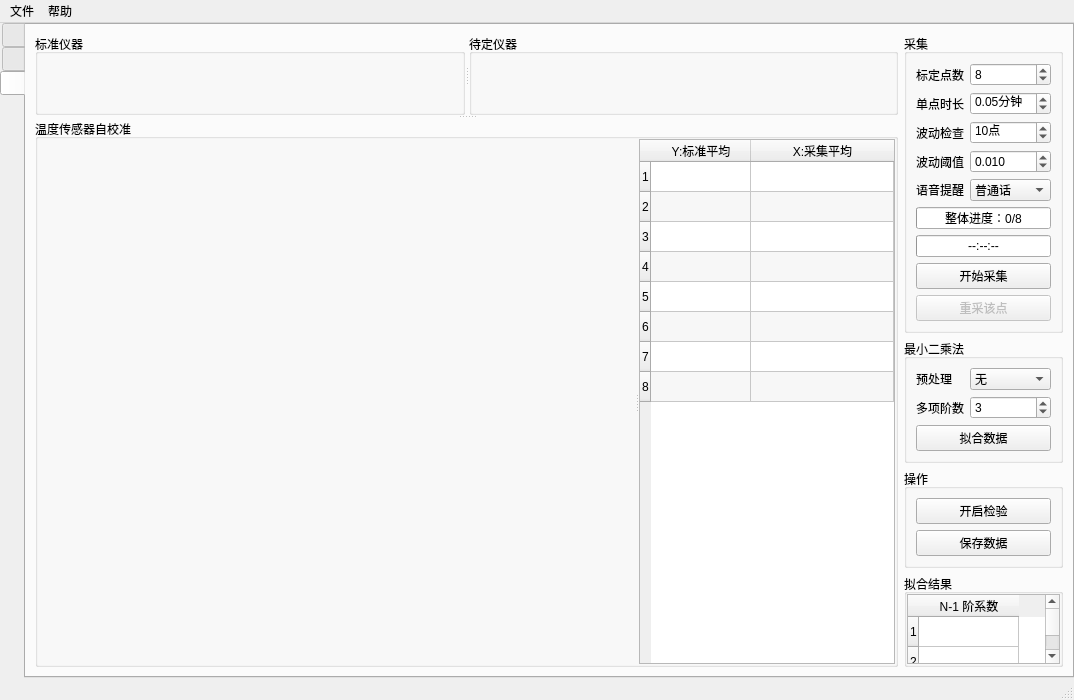
Above: mainwindow.ui from m-RNA/TemperatureSelfCorrectionBasedOnQtSerial before the change. Below: the same form after it.
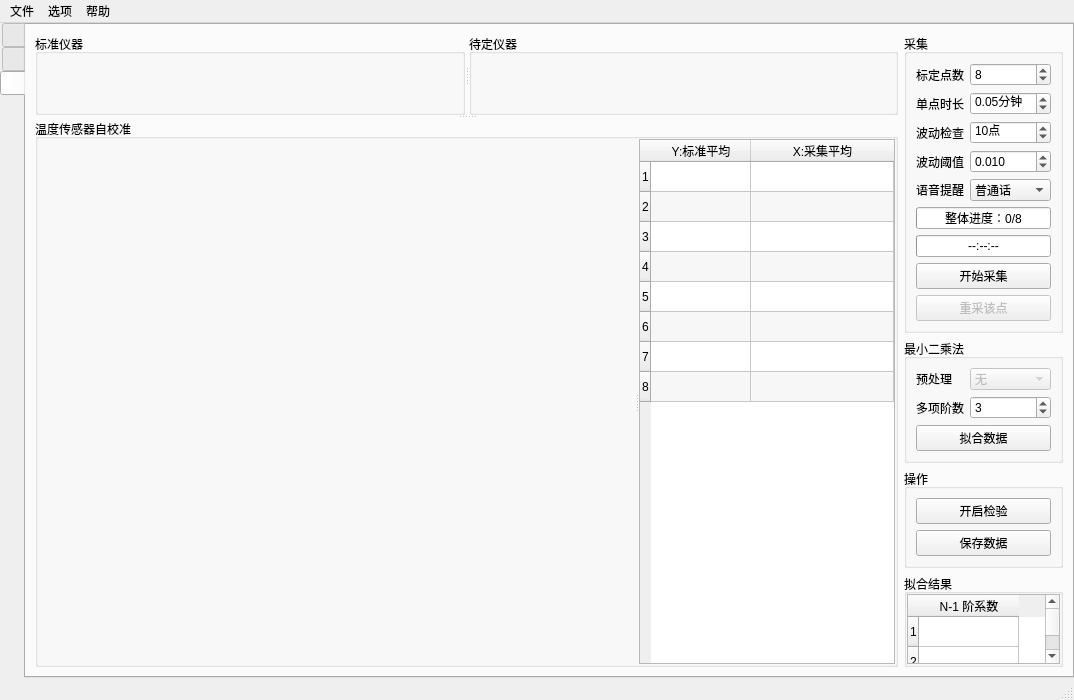
That is the form after the change. The open tabs and pages were chosen to show the change. Icons and pictures are not drawn. Custom widgets are drawn as their Qt base class.

What changed in the file:
```diff
--- a/mainwindow.ui
+++ b/mainwindow.ui
@@ -971,6 +971,9 @@
               </item>
               <item row="2" column="1">
                <widget class="QComboBox" name="comboBox_14">
+                <property name="enabled">
+                 <bool>false</bool>
+                </property>
                 <property name="sizePolicy">
                  <sizepolicy hsizetype="Preferred" vsizetype="Fixed">
                   <horstretch>0</horstretch>
@@ -1221,7 +1224,14 @@
     <addaction name="separator"/>
     <addaction name="actionQuit"/>
    </widget>
+   <widget class="QMenu" name="menu_2">
+    <property name="title">
+     <string>选项</string>
+    </property>
+    <addaction name="action"/>
+   </widget>
    <addaction name="menu"/>
+   <addaction name="menu_2"/>
    <addaction name="menuAbout"/>
   </widget>
   <widget class="QStatusBar" name="statusbar"/>
```
Left out of the diff: 16 changed lines with no effect on the pictures.
